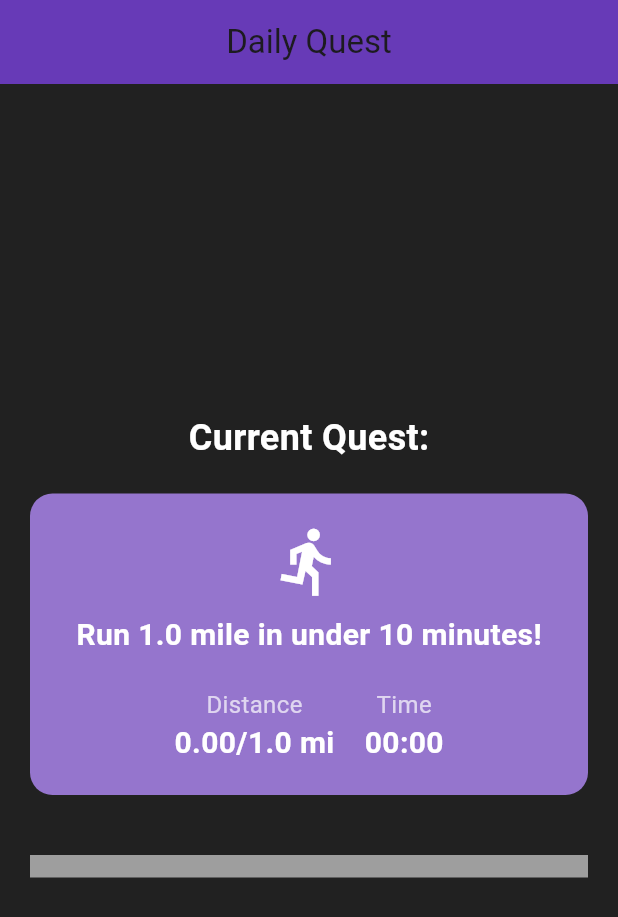
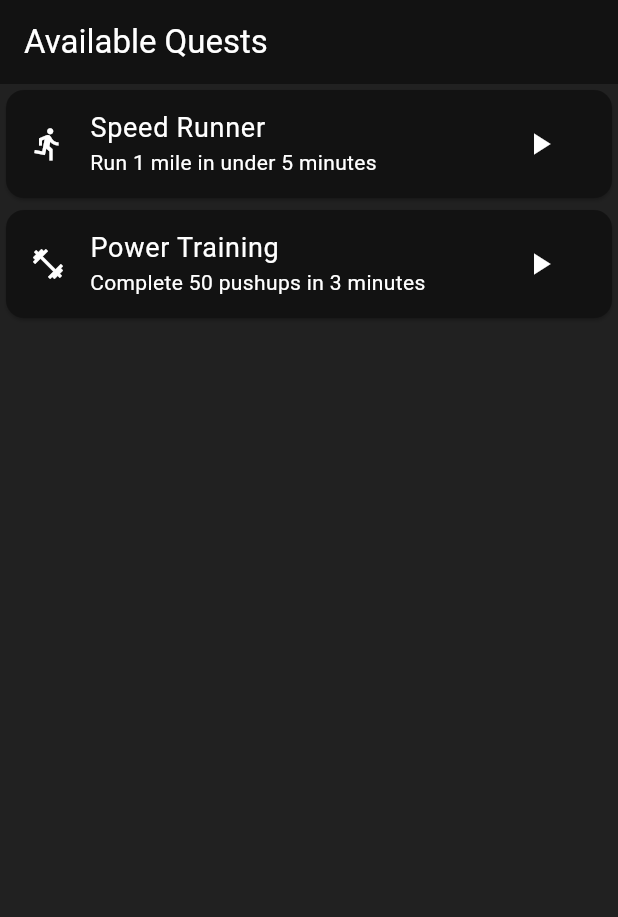
Before and after one commit to awxlong/duolympix, a Flutter app: the screen it shows after launch, on a phone screen of 412 x 824 dp. Shown: the top 917 px of the screen. Run offline on Flutter 3.47's test engine with Material 3 defaults, Android fonts, the phone set to English and light mode, and no system bars; our stand-ins replace geolocator, stop_watch_timer.

Commit message:
implement 2 tasks

```diff
--- /dev/null
+++ b/lib/core/app_theme.dart
@@ -0,0 +1,23 @@
+import 'package:flutter/material.dart';
+
+class AppTheme {
+  static ThemeData get darkTheme => ThemeData(
+        scaffoldBackgroundColor: Colors.grey[900],
+        primaryColor: Colors.deepPurple,
+        colorScheme: const ColorScheme.dark(
+          primary: Colors.deepPurple,
+          secondary: Colors.deepPurpleAccent,
+        ),
+        textTheme: const TextTheme(
+          headlineMedium: TextStyle(
+            fontSize: 24,
+            color: Colors.white,
+            fontWeight: FontWeight.bold,
+          ),
+          bodyLarge: TextStyle(
+            fontSize: 18,
+            color: Colors.white70,
+          ),
+        ),
+      );
+}
--- /dev/null
+++ b/lib/core/constants.dart
@@ -0,0 +1,5 @@
+class AppConstants {
+  static const double milesToMeters = 1609.34;
+  static const String distanceUnit = 'mi';
+  static const Duration timerInterval = Duration(seconds: 1);
+}
--- /dev/null
+++ b/lib/features/quests/data/models/quest_model.dart
@@ -0,0 +1,41 @@
+// This file defines the Quest object with its properties
+// and methods. It also includes the QuestType enum to categorize quests.
+
+import 'package:flutter/material.dart';
+
+enum QuestType { running, strength, mentalHealth, custom }
+
+class Quest {
+  final String id;
+  final String title;
+  final String description;
+  final QuestType type;
+  final Duration? targetDuration;
+  final double? targetDistance;
+  final int xpReward;
+  final IconData icon;
+
+  const Quest({
+    required this.id,
+    required this.title,
+    required this.type,
+    required this.icon,
+    this.description = '',
+    this.targetDuration,
+    this.targetDistance,
+    this.xpReward = 100,
+  }) : assert((targetDuration != null) || (targetDistance != null),
+           'Must specify either duration or distance');
+
+  bool get isTimeBased => targetDuration != null;
+  bool get isDistanceBased => targetDistance != null;
+
+  // Add to Quest class to handle varying quest types
+  @override
+  bool operator ==(Object other) =>
+      identical(this, other) ||
+      other is Quest && runtimeType == other.runtimeType && id == other.id;
+
+  @override
+  int get hashCode => id.hashCode;
+}
--- /dev/null
+++ b/lib/features/quests/data/repositories/quest_repository.dart
@@ -0,0 +1,7 @@
+import '../models/quest_model.dart';
+
+abstract class QuestRepository {
+  Future<List<Quest>> getAvailableQuests();
+  Future<void> saveCompletedQuest(Quest quest);
+  Future<List<Quest>> getCompletedQuests();
+}
--- /dev/null
+++ b/lib/features/quests/presentation/quest_list_screen.dart
@@ -0,0 +1,39 @@
+//
+// Dart file for displaying a list of quests.
+//
+import 'package:flutter/material.dart';
+import 'package:provider/provider.dart';
+import 'package:solo_leveling/features/quests/presentation/quest_detail_screen.dart';
+import '../provider/quest_provider.dart';
+import 'widgets/quest_card.dart';
+
+class QuestListScreen extends StatelessWidget {
+  const QuestListScreen({super.key});
+
+  @override
+  Widget build(BuildContext context) {
+    final provider = Provider.of<QuestProvider>(context);
+
+    return Scaffold(
+      appBar: AppBar(title: const Text('Available Quests')),
+      body: ListView.builder(
+        itemCount: provider.availableQuests.length,
+        itemBuilder: (context, index) => QuestCard(
+          quest: provider.availableQuests[index],
+          onStart: () async {
+          final quest = provider.availableQuests[index];
+          await provider.startQuest(quest);
+          if (context.mounted) {
+          Navigator.push(
+              context,
+              MaterialPageRoute(
+                builder: (_) => QuestDetailScreen(quest: quest),
+              ),
+            );
+          }
+        },
+        ),
+      ),
+    );
+  }
+}
--- /dev/null
+++ b/lib/features/quests/presentation/widgets/quest_card.dart
@@ -0,0 +1,24 @@
+import 'package:flutter/material.dart';
+import '../../data/models/quest_model.dart';
+
+class QuestCard extends StatelessWidget {
+  final Quest quest;
+  final VoidCallback? onStart;
+
+  const QuestCard({super.key, required this.quest, this.onStart});
+
+  @override
+  Widget build(BuildContext context) {
+    return Card(
+      child: ListTile(
+        leading: Icon(quest.icon),
+        title: Text(quest.title),
+        subtitle: Text(quest.description),
+        trailing: IconButton(
+          icon: const Icon(Icons.play_arrow),
+          onPressed: onStart,
+        ),
+      ),
+    );
+  }
+}
--- /dev/null
+++ b/lib/features/quests/provider/quest_provider.dart
@@ -0,0 +1,156 @@
+import 'dart:async';
+import 'package:flutter/material.dart';
+import 'package:geolocator/geolocator.dart';
+import 'package:solo_leveling/services/location_service.dart';
+// import 'package:provider/provider.dart';
+import '../data/models/quest_model.dart';
+import '../data/repositories/quest_repository.dart';
+import '../../../core/constants.dart';
+
+class QuestProvider with ChangeNotifier {
+  final QuestRepository _repository;
+  final LocationService _locationService;
+
+  Quest? _activeQuest;
+  StreamSubscription<double>? _distanceSubscription;
+  StreamSubscription<Position>? _positionStream;
+  Timer? _timer;
+  DateTime? _startTime;
+  double _currentDistance = 0.0;
+  String? _errorMessage;
+
+  List<Quest> _availableQuests = [];
+  List<Quest> _completedQuests = [];
+
+  QuestProvider({
+    required QuestRepository repository,
+    required LocationService locationService,
+  }) : _repository = repository,
+       _locationService = locationService;
+
+  Quest? get activeQuest => _activeQuest;
+  double get currentDistance => _currentDistance;
+  List<Quest> get availableQuests => _availableQuests;
+  List<Quest> get completedQuests => _completedQuests;
+  // Modify elapsedTime getter
+    Duration get elapsedTime => _startTime != null
+    ? DateTime.now().difference(_startTime!)
+    : Duration.zero;
+
+
+  get errorMessage => _errorMessage;
+
+
+  Future<void> initialize() async {
+    _availableQuests = await _repository.getAvailableQuests();
+    _completedQuests = await _repository.getCompletedQuests();
+    notifyListeners();
+  }
+
+  Future<void> startQuest(Quest quest) async {
+    _activeQuest = quest;
+    _startTime = DateTime.now();
+    _currentDistance = 0.0;
+
+    if (quest.isDistanceBased) {
+      await _startDistanceTracking();
+    }
+
+    _startTimer();
+    notifyListeners();
+  }
+
+  Future<void> _startDistanceTracking() async {
+    try {
+      bool serviceEnabled = await Geolocator.isLocationServiceEnabled();
+      if (!serviceEnabled) {
+        throw Exception('Location services are disabled');
+      }
+
+      LocationPermission permission = await Geolocator.checkPermission();
+      if (permission == LocationPermission.denied) {
+        permission = await Geolocator.requestPermission();
+        if (permission == LocationPermission.denied) {
+          throw Exception('Location permissions denied');
+        }
+      }
+
+      if (permission == LocationPermission.deniedForever) {
+        throw Exception('Location permissions permanently denied');
+      }
+
+      final position = await _locationService.getCurrentPosition();
+      _distanceSubscription = _locationService.trackDistance(position).listen(
+        (distance) {
+          _currentDistance = distance;
+          notifyListeners();
+        },
+      );
+    } catch (e) {
+      _errorMessage = e.toString();
+      _resetQuest();
+      notifyListeners();
+      rethrow;
+    }
+  }
+
+  void _startTimer() {
+    _timer = Timer.periodic(AppConstants.timerInterval, (timer) {
+      notifyListeners();
+    });
+  }
+
+  Future<void> completeQuest() async {
+  try {
+    if (_activeQuest == null) return;
+
+    final success = _validateCompletion();
+
+    if (success) {
+      await _repository.saveCompletedQuest(_activeQuest!);
+      _completedQuests.add(_activeQuest!);
+      notifyListeners(); // Force update before reset
+      await Future.delayed(const Duration(milliseconds: 100));
+    }
+
+    _resetQuest();
+    notifyListeners();
+  } catch (e) {
+    _errorMessage = e.toString();
+    notifyListeners();
+    rethrow;
+  }
+}
+
+  // update _validateCompletion method to check for atleast, and atmost conditions
+  bool _validateCompletion() {
+    if (_activeQuest == null) return false;
+
+    if (_activeQuest!.type == QuestType.running) {
+      final distanceOK = _currentDistance >= _activeQuest!.targetDistance!;
+      final timeOK = elapsedTime! <= _activeQuest!.targetDuration!;
+      return distanceOK && timeOK;
+    }
+
+    if (_activeQuest!.type == QuestType.strength) {
+      return elapsedTime! <= _activeQuest!.targetDuration!;
+    }
+
+    return false;
+  }
+
+  void _resetQuest() {
+  _timer?.cancel();
+  _distanceSubscription?.cancel();
+  _positionStream?.cancel();
+  // Keep _startTime until next quest starts
+  _currentDistance = 0.0;
+}
+
+
+  @override
+  void dispose() {
+    _resetQuest();
+    super.dispose();
+  }
+}
--- a/lib/main.dart
+++ b/lib/main.dart
@@ -1,9 +1,26 @@
 import 'package:flutter/material.dart';
-import 'package:geolocator/geolocator.dart';
-import 'package:stop_watch_timer/stop_watch_timer.dart';
-import 'dart:async'; // for StreamSubscription
+import 'package:provider/provider.dart';
+import 'core/app_theme.dart';
+import 'features/quests/presentation/quest_list_screen.dart';
+import 'features/quests/provider/quest_provider.dart';
+import 'services/location_service.dart';
+import 'features/quests/data/repositories/local_quest_repository.dart';
 
-void main() => runApp(const MyApp());
+void main() {
+  runApp(
+    MultiProvider(
+      providers: [
+                ChangeNotifierProvider(
+                  create: (_) => QuestProvider(
+                    repository: LocalQuestRepository(),
+                    locationService: LocationService(),
+                    )..initialize(),
+                ),
+                      ],
+      child: const MyApp(),
+    ),
+  );
+}
 
 class MyApp extends StatelessWidget {
   const MyApp({super.key});
@@ -11,188 +28,9 @@ class MyApp extends StatelessWidget {
   @override
   Widget build(BuildContext context) {
     return MaterialApp(
-      title: 'Solo Leveling Quest',
-      theme: ThemeData(
-        primarySwatch: Colors.blue,
-        scaffoldBackgroundColor: Colors.grey[900],
-      ),
-      home: const QuestScreen(),
+      title: 'Solo Leveling',
+      theme: AppTheme.darkTheme,
+      home: const QuestListScreen(), // by default show all possible quests. change this in the future to emulate Solo Leveling
     );
   }
 }
-
-class QuestScreen extends StatefulWidget {
-  const QuestScreen({super.key});
-
-  @override
-  _QuestScreenState createState() => _QuestScreenState();
-}
-
-class _QuestScreenState extends State<QuestScreen> {
-  final StopWatchTimer _stopWatchTimer = StopWatchTimer();
-  final double _targetDistance = 1.0; // 1 mile
-  double _distanceCovered = 0.0;
-  Position? _startPosition;
-  StreamSubscription<Position>? _positionStream;
-  bool _isRunning = false;
-  bool _questCompleted = false;
-  bool _questFailed = false;
-
-  @override
-  void dispose() {
-    _stopWatchTimer.dispose();
-    _positionStream?.cancel();
-    super.dispose();
-  }
-
-  Future<void> _startQuest() async {
-    // Request location permissions
-    final status = await Geolocator.checkPermission();
-    if (status != LocationPermission.always &&
-        status != LocationPermission.whileInUse) {
-      await Geolocator.requestPermission();
-    }
-
-    // Get initial position
-    final position = await Geolocator.getCurrentPosition();
-    setState(() {
-      _startPosition = position;
-      _isRunning = true;
-      _questCompleted = false;
-      _questFailed = false;
-      _distanceCovered = 0.0;
-    });
-
-    // Start tracking position
-    _positionStream = Geolocator.getPositionStream().listen((position) {
-      if (_startPosition != null) {
-        final distanceInMeters = Geolocator.distanceBetween(
-          _startPosition!.latitude,
-          _startPosition!.longitude,
-          position.latitude,
-          position.longitude,
-        );
-        setState(() {
-          _distanceCovered = distanceInMeters * 0.000621371; // Convert to miles
-        });
-      }
-    });
-
-    // Start timer
-    _stopWatchTimer.onStartTimer();
-  }
-
-  void _endQuest() {
-    _positionStream?.cancel();
-    _stopWatchTimer.onStopTimer();
-    final timeElapsed = _stopWatchTimer.rawTime.value;
-
-    setState(() {
-      _isRunning = false;
-      // Check both conditions
-      _questCompleted = _distanceCovered >= _targetDistance &&
-                       timeElapsed < 600000; // 10 minutes
-      _questFailed = !_questCompleted;
-    });
-  }
-
-  @override
-  Widget build(BuildContext context) {
-    return Scaffold(
-      appBar: AppBar(
-        title: const Text('Daily Quest'),
-        centerTitle: true,
-        backgroundColor: Colors.deepPurple,
-      ),
-      body: Center(
-        child: Padding(
-          padding: const EdgeInsets.all(20.0),
-          child: Column(
-            mainAxisAlignment: MainAxisAlignment.center,
-            children: <Widget>[
-              const Text(
-                'Current Quest:',
-                style: TextStyle(
-                  fontSize: 24,
-                  color: Colors.white,
-                  fontWeight: FontWeight.bold,
-                ),
-              ),
-              const SizedBox(height: 20),
-              Container(
-                padding: const EdgeInsets.all(20),
-                decoration: BoxDecoration(
-                  color: Colors.deepPurple[300],
-                  borderRadius: BorderRadius.circular(15),
-                ),
-                child: Column(
-                  children: [
-                    const Icon(Icons.directions_run, size: 50, color: Colors.white),
-                    const SizedBox(height: 10),
-                    Text(
-                      "Run ${_targetDistance} mile${_targetDistance > 1 ? 's' : ''} "
-                      "in under 10 minutes!",
-                      style: const TextStyle(
-                        fontSize: 20,
-                        color: Colors.white,
-                        fontWeight: FontWeight.bold,
-                      ),
-                    ),
-                    const SizedBox(height: 20),
-                    Row(
-                      mainAxisAlignment: MainAxisAlignment.center,
-                      children: [
-                        _buildProgressIndicator('Distance',
-                          '${_distanceCovered.toStringAsFixed(2)}/${_targetDistance} mi'),
-                        const SizedBox(width: 20),
-                        _buildProgressIndicator('Time', _formatTime()),
-                      ],
-                    ),
-                  ],
-                ),
-              ),
-              const SizedBox(height: 40),
-              LinearProgressIndicator(
-                value: _distanceCovered / _targetDistance,
-                backgroundColor: Colors.grey,
-                valueColor: const AlwaysStoppedAnimation<Color>(Colors.blue),
-                minHeight: 15,
-              ),
-              const SizedBox(height: 20),
-              // ... (keep the rest of the UI elements from previous version)
-            ],
-          ),
-        ),
-      ),
-    );
-  }
-
-  Widget _buildProgressIndicator(String label, String value) {
-    return Column(
-      children: [
-        Text(
-          label,
-          style: const TextStyle(
-            color: Colors.white70,
-            fontSize: 16,
-          ),
-        ),
-        Text(
-          value,
-          style: const TextStyle(
-            color: Colors.white,
-            fontSize: 20,
-            fontWeight: FontWeight.bold,
-          ),
-        ),
-      ],
-    );
-  }
-
-  String _formatTime() {
-    final value = _stopWatchTimer.rawTime.value;
-    final seconds = (value ~/ 1000) % 60;
-    final minutes = (value ~/ (1000 * 60)) % 60;
-    return '${minutes.toString().padLeft(2, '0')}:${seconds.toString().padLeft(2, '0')}';
-  }
-}
--- a/pubspec.yaml
+++ b/pubspec.yaml
@@ -38,6 +38,8 @@ dependencies:
   stop_watch_timer: ^3.0.0
   geolocator: ^13.0.1
   geocoding: ^2.0.5
+  provider: ^6.1.4
+  intl: ^0.18.1
 
 dev_dependencies:
   flutter_test:
```
Also changed, not shown: lib/features/quests/data/repositories/local_quest_repository.dart (added, +46 -0 lines), lib/features/quests/presentation/quest_detail_screen.dart (added, +98 -0 lines), lib/features/quests/presentation/widgets/quest_progress.dart (added, +41 -0 lines), lib/features/quests/presentation/widgets/timer_display.dart (added, +18 -0 lines), lib/services/location_service.dart (added, +19 -0 lines), lib/services/timer_service.dart (added, +11 -0 lines), pubspec.lock, 1 other file.
